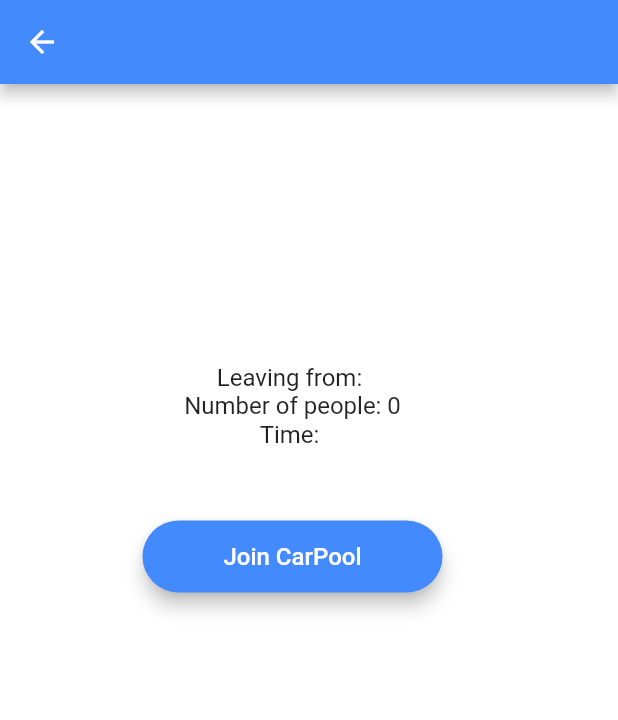
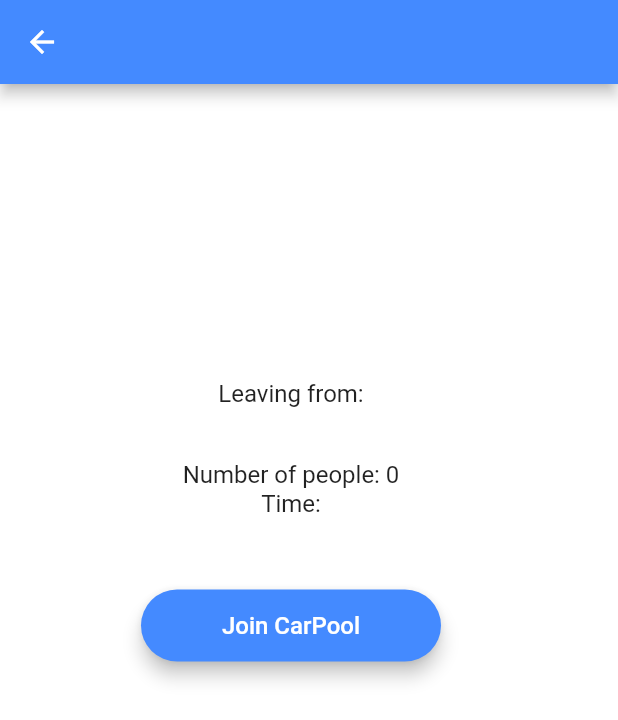
Before and after one commit to Karthik-Kundurthy/hack-gt, a Flutter app: the DetailEventScreen screen opened directly with empty values, on a phone screen of 412 x 824 dp. Shown: the top 720 px of the screen. Run offline on Flutter 3.47's test engine with Material 2 defaults, Android fonts, the phone set to English and light mode, and no system bars; our stand-ins replace cloud_firestore, firebase_auth, firebase_core; accounts and stored records are empty.

Commit message:
Update detail_event_screen.dart

```diff
--- a/carpool/lib/screens/detail_event_screen.dart
+++ b/carpool/lib/screens/detail_event_screen.dart
@@ -71,30 +71,34 @@ class DetailEventScreenState extends State<DetailEventScreen> {
           ),
           backgroundColor: Colors.blueAccent),
       body: Padding(
-        padding: EdgeInsets.symmetric(horizontal: 95.0),
-        child: Column(mainAxisAlignment: MainAxisAlignment.start,
-            // crossAxisAlignment: CrossAxisAlignment.stretch,
+        // padding: EdgeInsets.symmetric(horizontal: 70.0, vertical: 120),
+        padding: EdgeInsets.all(94),
+        child: Column(
+          //mainAxisAlignment: MainAxisAlignment.start,
+            //crossAxisAlignment: CrossAxisAlignment.center,
             children: <Widget>[
-              Text(""),
-              Text(""),
-              Text(""),
-              Text(""),
-              Text(""),
               Text(event.Name,
+                  textAlign: TextAlign.values[2],
                   style: TextStyle(
                       fontSize: 28,
                       fontFamily: 'Raleway',
                       fontWeight: FontWeight.bold)),
               Text(""),
               Text(event.Date,
-                  style: TextStyle(fontSize: 21, fontStyle: FontStyle.italic)),
+                  textAlign: TextAlign.center,
+                  style: TextStyle(fontSize: 19, fontStyle: FontStyle.italic)),
               Text(""),
               Text(""),
-              Text("Leaving from: " + event.Location,
+              Text("Leaving from: " + "\n" + event.Location,
+                  textAlign: TextAlign.center,
                   style: TextStyle(fontSize: 16)),
+              Text(""),
               Text("Number of people: " + event.People.toString(),
+                  textAlign: TextAlign.center,
                   style: TextStyle(fontSize: 16)),
-              Text("Time: " + event.Time, style: TextStyle(fontSize: 16)),
+              Text("Time: " + event.Time,
+                  textAlign: TextAlign.center,
+                  style: TextStyle(fontSize: 16)),
               Text(""),
               Text(""),
               event.isFull
```
